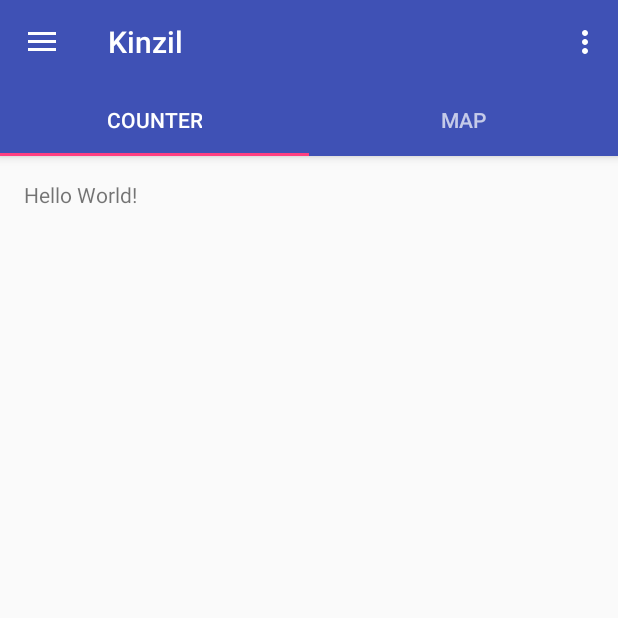
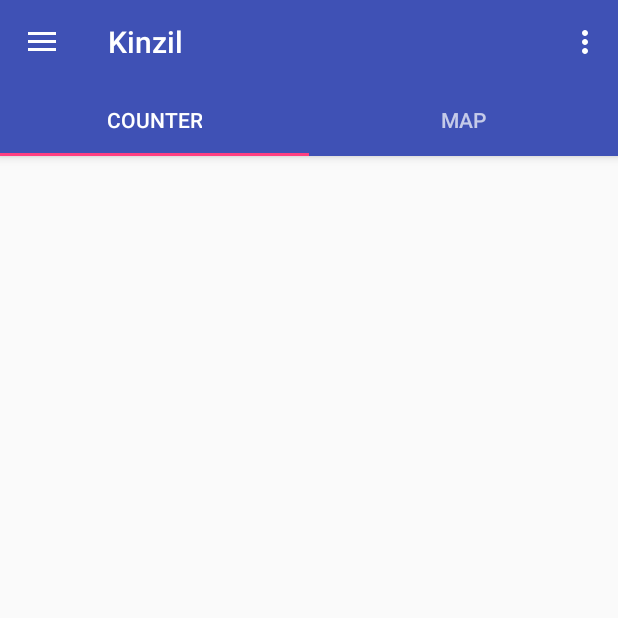
Before and after one commit to DamianNowakk/Kinzil, an Android app: the screen it shows after launch (MainActivity), on a phone screen of 412 x 824 dp, the top half of it. Run offline under Robolectric (Android 15) with nearby library versions, the phone set to English and light mode, and no system bars.

Commit message:
-change left menu -change interface action

```diff
--- a/app/src/main/java/engineeringwork/pl/kinzil/MainActivity.java
+++ b/app/src/main/java/engineeringwork/pl/kinzil/MainActivity.java
@@ -17,6 +17,7 @@ import android.support.v7.app.AppCompatActivity;
 import android.support.v7.widget.Toolbar;
 import android.view.Menu;
 import android.view.MenuItem;
+import android.widget.FrameLayout;
 
 public class MainActivity extends AppCompatActivity
         implements NavigationView.OnNavigationItemSelectedListener {
@@ -24,6 +25,8 @@ public class MainActivity extends AppCompatActivity
     private ViewPager mViewPager;
     private SectionsPagerAdapter mSectionsPagerAdapter;
     private String[] tabs = {"Counter", "Map"};
+    private TabLayout tabLayout;
+    private FrameLayout frameLayout;
 
     @Override
     protected void onCreate(Bundle savedInstanceState) {
@@ -33,12 +36,13 @@ public class MainActivity extends AppCompatActivity
         Toolbar toolbar = (Toolbar) findViewById(R.id.toolbar);
         setSupportActionBar(toolbar);
 
+        frameLayout = (FrameLayout) findViewById(R.id.fragment_layout);
         //fragments
         mSectionsPagerAdapter = new SectionsPagerAdapter(getSupportFragmentManager());
         mViewPager = (ViewPager) findViewById(R.id.container);
         mViewPager.setAdapter(mSectionsPagerAdapter);
         //fragments
-        TabLayout tabLayout = (TabLayout) findViewById(R.id.tabs);
+        tabLayout = (TabLayout) findViewById(R.id.tabs);
         tabLayout.setupWithViewPager(mViewPager);
 
         DrawerLayout drawer = (DrawerLayout) findViewById(R.id.drawer_layout);
@@ -56,7 +60,12 @@ public class MainActivity extends AppCompatActivity
         DrawerLayout drawer = (DrawerLayout) findViewById(R.id.drawer_layout);
         if (drawer.isDrawerOpen(GravityCompat.START)) {
             drawer.closeDrawer(GravityCompat.START);
-        } else {
+        } else if(mViewPager.getVisibility() == View.GONE && tabLayout.getVisibility() == View.GONE) {
+            tabLayout.setVisibility(View.VISIBLE);
+            mViewPager.setVisibility(View.VISIBLE);
+            frameLayout.setVisibility(View.GONE);
+        }
+        else {
             super.onBackPressed();
         }
     }
@@ -89,12 +98,18 @@ public class MainActivity extends AppCompatActivity
         // Handle navigation view item clicks here.
         int id = item.getItemId();
 
+        tabLayout.setVisibility(View.GONE);
+        mViewPager.setVisibility(View.GONE);
+        frameLayout.setVisibility(View.VISIBLE);
+
+        FragmentManager fragmentManager = getSupportFragmentManager();
+
         if (id == R.id.nav_connection) {
-            // Handle the camera action
+            fragmentManager.beginTransaction().replace(R.id.fragment_layout, new BluetoothFragment()).commit();
         } else if (id == R.id.nav_settings) {
-
+            fragmentManager.beginTransaction().replace(R.id.fragment_layout, new SettingsFragment()).commit();
         } else if (id == R.id.nav_history) {
-
+            fragmentManager.beginTransaction().replace(R.id.fragment_layout, new HistoryFragment()).commit();
         } else if (id == R.id.nav_aboutus) {
 
         }
@@ -106,8 +121,8 @@ public class MainActivity extends AppCompatActivity
 
     public class SectionsPagerAdapter extends FragmentPagerAdapter {
 
-        private CounterFragment counterFragment;
-        private MapFragment mapFragment;
+        public CounterFragment counterFragment;
+        public MapFragment mapFragment;
 
         public SectionsPagerAdapter(FragmentManager fm) {
             super(fm);
--- a/app/src/main/res/layout/app_bar_main.xml
+++ b/app/src/main/res/layout/app_bar_main.xml
@@ -26,14 +26,18 @@
 
     </android.support.design.widget.AppBarLayout>
 
-    <include layout="@layout/content_main" />
+    <FrameLayout
+        android:id="@+id/fragment_layout"
+        android:layout_width="match_parent"
+        android:layout_height="match_parent"
+        app:layout_behavior="@string/appbar_scrolling_view_behavior">
+    </FrameLayout>
 
     <android.support.v4.view.ViewPager
         android:id="@+id/container"
         android:layout_width="match_parent"
         android:layout_height="match_parent"
         app:layout_behavior="@string/appbar_scrolling_view_behavior"
-        android:paddingBottom="50dp"
-        android:transitionGroup="true" />
+        android:paddingBottom="50dp" />
 
 </android.support.design.widget.CoordinatorLayout>
--- a/app/src/main/res/layout/content_main.xml
+++ /dev/null
@@ -1,19 +0,0 @@
-<?xml version="1.0" encoding="utf-8"?>
-<RelativeLayout xmlns:android="http://schemas.android.com/apk/res/android"
-    xmlns:app="http://schemas.android.com/apk/res-auto"
-    xmlns:tools="http://schemas.android.com/tools"
-    android:layout_width="match_parent"
-    android:layout_height="match_parent"
-    android:paddingBottom="@dimen/activity_vertical_margin"
-    android:paddingLeft="@dimen/activity_horizontal_margin"
-    android:paddingRight="@dimen/activity_horizontal_margin"
-    android:paddingTop="@dimen/activity_vertical_margin"
-    app:layout_behavior="@string/appbar_scrolling_view_behavior"
-    tools:context="engineeringwork.pl.kinzil.MainActivity"
-    tools:showIn="@layout/app_bar_main">
-
-    <TextView
-        android:layout_width="wrap_content"
-        android:layout_height="wrap_content"
-        android:text="Hello World!" />
-</RelativeLayout>
--- /dev/null
+++ b/app/src/main/res/layout/settings_fragment.xml
@@ -0,0 +1,5 @@
+<?xml version="1.0" encoding="utf-8"?>
+<RelativeLayout xmlns:android="http://schemas.android.com/apk/res/android"
+    android:layout_width="match_parent" android:layout_height="match_parent">
+
+</RelativeLayout>
```
Also changed, not shown: app/src/main/java/engineeringwork/pl/kinzil/SettingsFragment.java (added, +18 -0 lines).
